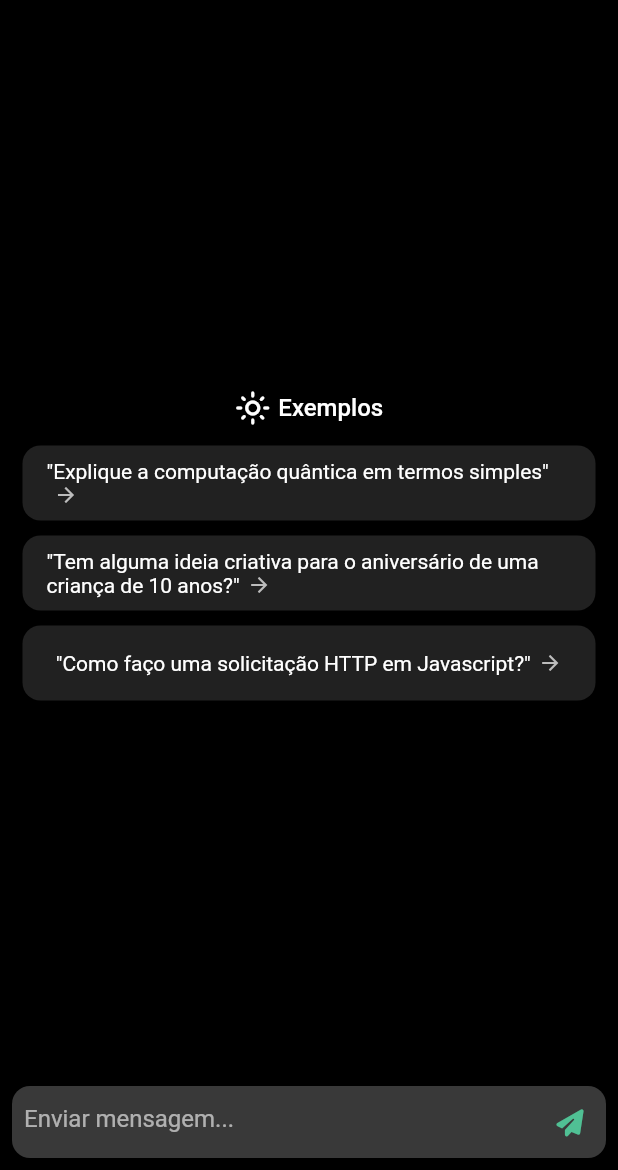
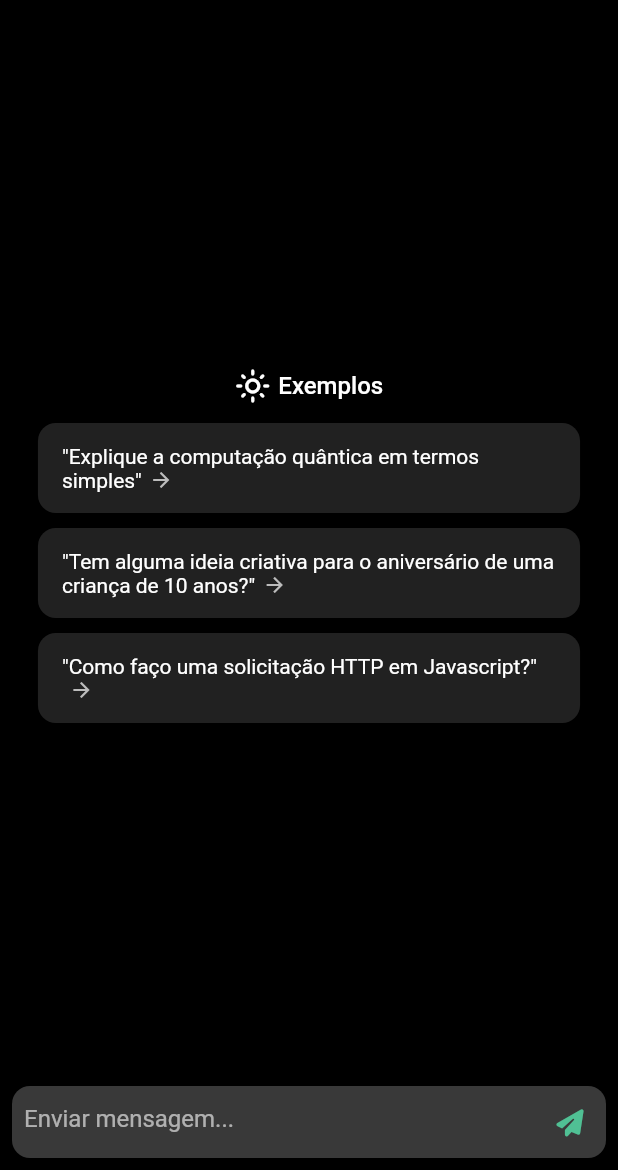
Before and after one commit to unleed-l/chatgpt-clone, a Flutter app: the screen it shows after launch, on a phone screen of 412 x 824 dp, the part 66-1236 px from its top. Run offline on Flutter 3.47's test engine with Material 2 defaults, Android fonts, the phone set to English and light mode, and no system bars; our stand-ins replace flutter_dotenv, flutter_keyboard_visibility, flutter_spinkit, fluttertoast, font_awesome_flutter.

Commit message:
layout changes in suggestions page

```diff
--- a/lib/components/suggestion/suggestion_list.dart
+++ b/lib/components/suggestion/suggestion_list.dart
@@ -19,11 +19,8 @@ class SuggestionList extends StatelessWidget {
         physics: const NeverScrollableScrollPhysics(),
         itemCount: suggestions.length,
         itemBuilder: (context, index) => Container(
-          constraints: const BoxConstraints(minHeight: 50),
-          margin: const EdgeInsets.symmetric(
-            vertical: 5,
-            horizontal: 15,
-          ),
+          constraints: const BoxConstraints(minHeight: 60),
+          margin: const EdgeInsets.symmetric(vertical: 5, horizontal: 15),
           child: ElevatedButton(
             onPressed: isExample
                 ? () => context
@@ -50,8 +47,9 @@ class SuggestionList extends StatelessWidget {
                       fontWeight: FontWeight.normal,
                     ),
                   ),
-                  if (isExample)
-                    WidgetSpan(
+                  WidgetSpan(
+                    child: Visibility(
+                      visible: isExample,
                       child: Padding(
                         padding: const EdgeInsets.only(left: 5),
                         child: Icon(
@@ -61,6 +59,7 @@ class SuggestionList extends StatelessWidget {
                         ),
                       ),
                     ),
+                  ),
                 ],
               ),
             ),
--- a/lib/components/suggestion/suggestion_page.dart
+++ b/lib/components/suggestion/suggestion_page.dart
@@ -12,15 +12,9 @@ class SuggestionPage extends StatelessWidget {
 
   @override
   Widget build(BuildContext context) {
-    return LayoutBuilder(
-      builder: (context, cnts) => SizedBox(
-        height: cnts.maxHeight,
-        width: cnts.maxWidth * .9,
-        child: Center(
-          child: SingleChildScrollView(
-            child: SuggestionWidget(suggestions: suggestions),
-          ),
-        ),
+    return Center(
+      child: SingleChildScrollView(
+        child: SuggestionWidget(suggestions: suggestions),
       ),
     );
   }
--- a/lib/components/suggestion/suggestion_widget.dart
+++ b/lib/components/suggestion/suggestion_widget.dart
@@ -13,11 +13,16 @@ class SuggestionWidget extends StatelessWidget {
 
   @override
   Widget build(BuildContext context) {
-    return Column(
-      children: [
-        SuggestionTitle(suggestionType: suggestions.first.type),
-        SuggestionList(suggestions: suggestions),
-      ],
+    final width = MediaQuery.of(context).size.width;
+
+    return Padding(
+      padding: EdgeInsets.symmetric(horizontal: width * .025),
+      child: Column(
+        children: [
+          SuggestionTitle(suggestionType: suggestions.first.type),
+          SuggestionList(suggestions: suggestions),
+        ],
+      ),
     );
   }
 }
```
